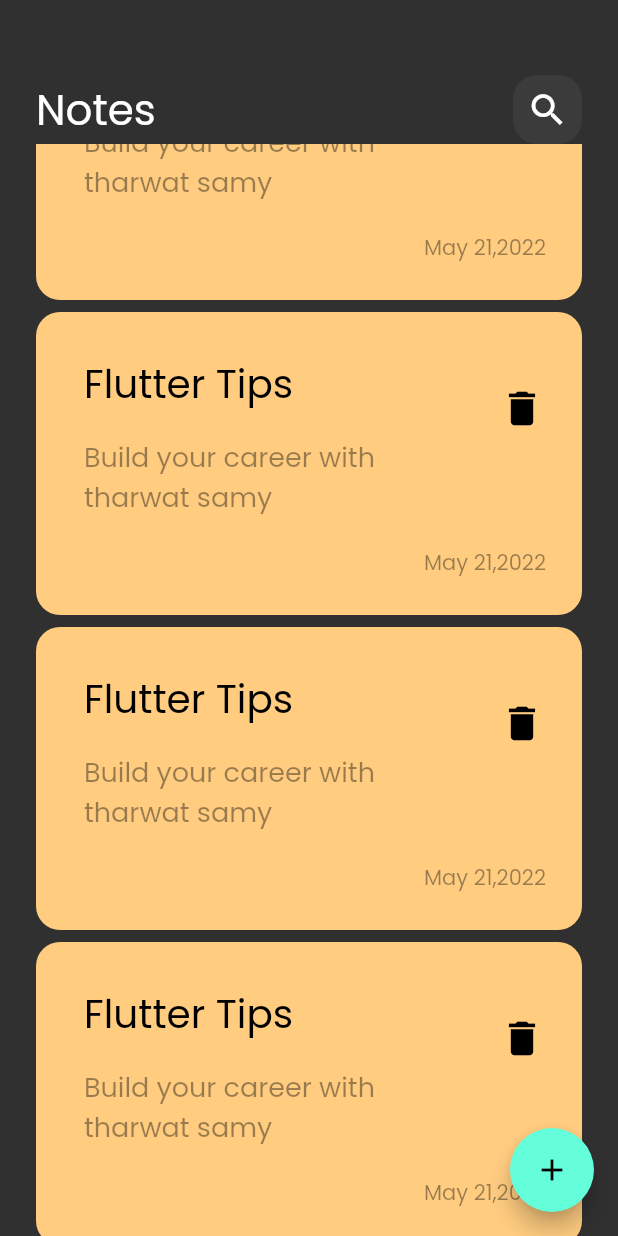
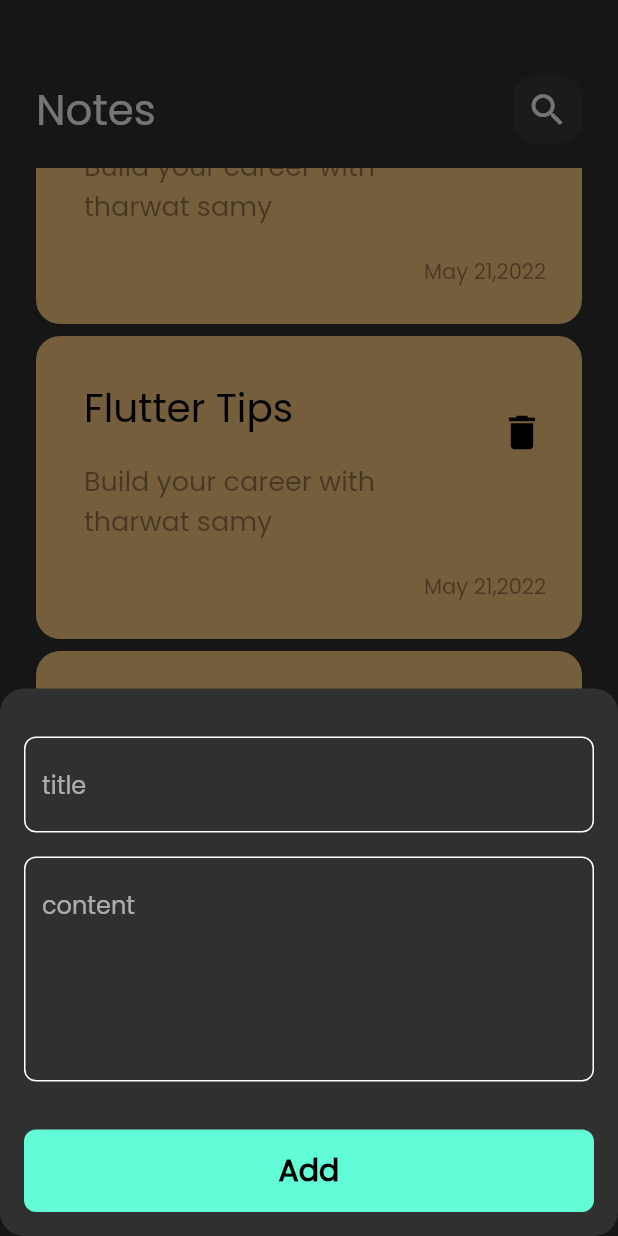
Before and after one commit to A-Bamoman/notes_app, a Flutter app: the screen it shows after launch, scrolled down 1152 dp, after a tap on the "add" icon, on a phone screen of 412 x 824 dp. Run offline on Flutter 3.47's test engine with Material 2 defaults, Android fonts, the phone set to English and light mode, and no system bars.

Commit message:
add notes bottom sheet

```diff
--- /dev/null
+++ b/lib/constants.dart
@@ -0,0 +1,11 @@
+import 'package:flutter/animation.dart';
+
+const kPrimaryColor = Color(0xff62FCD7);
+const kNotesBox = 'notes_box';
+List<Color> kColors = const [
+  Color(0xffAC3931),
+  Color(0xffE5D352),
+  Color(0xffD9E76C),
+  Color(0xff537D8D),
+  Color(0xff482C3D),
+];
--- a/lib/views/notes_view.dart
+++ b/lib/views/notes_view.dart
@@ -1,4 +1,5 @@
 import 'package:flutter/material.dart';
+import 'package:notes_app/views/widgets/add_note_bottom_sheet.dart';
 import 'package:notes_app/views/widgets/notes_view_body.dart';
 
 class NotesView extends StatelessWidget {
@@ -8,7 +9,16 @@
   Widget build(BuildContext context) {
     return Scaffold(
       floatingActionButton: FloatingActionButton(
-        onPressed: () {},
+        onPressed: () {
+           showModalBottomSheet(
+             shape: RoundedRectangleBorder(
+                borderRadius: BorderRadius.circular(16),
+              ),
+              context: context,
+              builder: (context) {
+                return const AddNoteBottomSheet();
+              });
+        },
         child: const Icon(Icons.add),
       ),
       body: const NotesViewBody(),
--- /dev/null
+++ b/lib/views/widgets/add_note_bottom_sheet.dart
@@ -0,0 +1,39 @@
+import 'package:flutter/material.dart';
+import 'package:notes_app/views/widgets/custom_button.dart';
+import 'package:notes_app/views/widgets/custom_text_field.dart';
+
+class AddNoteBottomSheet extends StatelessWidget {
+  const AddNoteBottomSheet({Key? key}) : super(key: key);
+
+  @override
+  Widget build(BuildContext context) {
+    return const Padding(
+      padding: EdgeInsets.symmetric(horizontal: 16),
+      child: SingleChildScrollView(
+        child: Column(
+          children:  [
+            SizedBox(
+              height: 32,
+            ),
+            CustomTextField(
+              hint: 'title',
+            ),
+            SizedBox(
+              height: 16,
+            ),
+            CustomTextField(
+              hint: 'content',
+              maxLines: 5,
+            ),
+            SizedBox(
+              height: 32,
+            ),
+            CustomButton(),
+            SizedBox(
+              height: 16,
+            ),
+          ],
+        ),
+    ));
+  }
+}
--- /dev/null
+++ b/lib/views/widgets/custom_button.dart
@@ -0,0 +1,30 @@
+import 'package:flutter/material.dart';
+import 'package:notes_app/constants.dart';
+
+
+class CustomButton extends StatelessWidget {
+  const CustomButton({super.key});
+
+  @override
+  Widget build(BuildContext context) {
+    return Container(
+      width: MediaQuery.of(context).size.width,
+      height: 55,
+      decoration: BoxDecoration(
+          color: kPrimaryColor,
+          borderRadius: BorderRadius.circular(
+            8,
+          )),
+      child: const Center(
+        child: Text(
+          'Add',
+          style: TextStyle(
+            color: Colors.black,
+            fontWeight: FontWeight.bold,
+            fontSize: 20,
+          ),
+        ),
+      ),
+    );
+  }
+}
--- /dev/null
+++ b/lib/views/widgets/custom_text_field.dart
@@ -0,0 +1,32 @@
+import 'package:flutter/material.dart';
+import 'package:notes_app/constants.dart';
+
+class CustomTextField extends StatelessWidget {
+  const CustomTextField({super.key, required this.hint,  this.maxLines=1});
+   final String hint;
+  final int maxLines;
+
+  @override
+  Widget build(BuildContext context) {
+    return TextField(
+       maxLines: maxLines,
+      cursorColor: kPrimaryColor,
+      decoration: InputDecoration(
+        hintText: hint,
+        border: buildBorder(),
+        enabledBorder: buildBorder(),
+        focusedBorder: buildBorder(kPrimaryColor),
+      ),
+    );
+  }
+
+  OutlineInputBorder buildBorder([color]) {
+    return OutlineInputBorder(
+        borderRadius: BorderRadius.circular(
+          8,
+        ),
+        borderSide: BorderSide(
+          color: color ?? Colors.white,
+        ));
+  }
+}
--- a/lib/views/widgets/notes_list_view.dart
+++ b/lib/views/widgets/notes_list_view.dart
@@ -6,11 +6,16 @@
 
   @override
   Widget build(BuildContext context) {
-    return ListView.builder(itemBuilder: (context, index) {
-      return const Padding(
-        padding:  EdgeInsets.symmetric(vertical: 4),
-        child:  NoteItem(),
-      );
-    });
+    return Padding(
+      padding: const EdgeInsets.symmetric(vertical: 16),
+      child: ListView.builder(
+        padding: EdgeInsets.zero,
+        itemBuilder: (context, index) {
+        return const Padding(
+          padding:  EdgeInsets.symmetric(vertical: 4),
+          child:  NoteItem(),
+        );
+      }),
+    );
   }
 }
```
